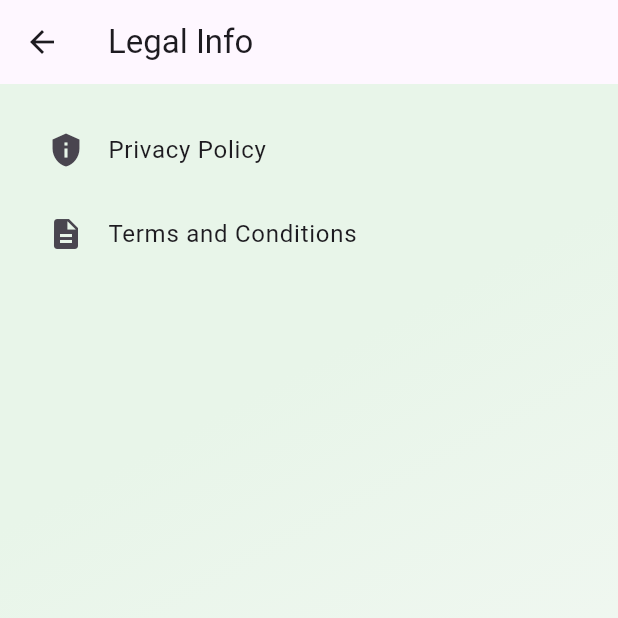
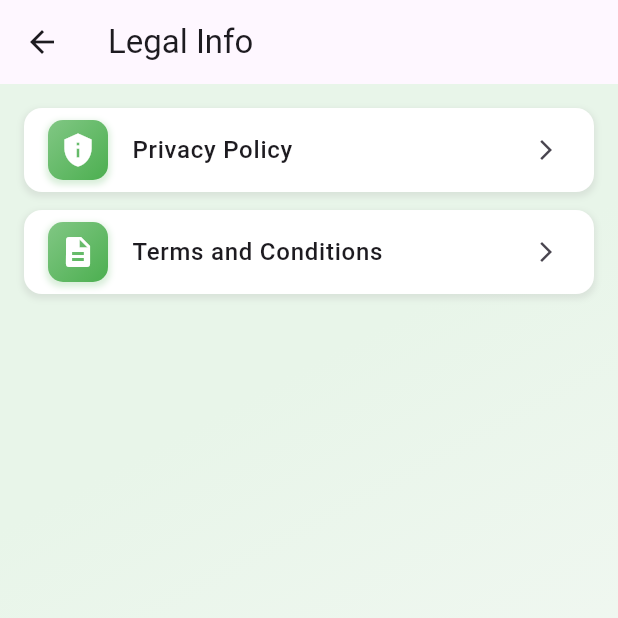
Before and after one commit to Ivan-6332/FreshtrackSL, a Flutter app: the LegalInfoScreen screen opened directly, on a phone screen of 412 x 824 dp, the top half of it. Run offline on Flutter 3.47's test engine with Material 3 defaults, Android fonts, the phone set to English and light mode, and no system bars; our stand-ins replace flutter_dotenv, flutter_secure_storage, shared_preferences, supabase_flutter; accounts and stored records are empty.

Commit message:
updated legal info tab

```diff
--- a/Frontend/lib/screens/settings/legal_info.dart
+++ b/Frontend/lib/screens/settings/legal_info.dart
@@ -13,35 +13,38 @@ class LegalInfoScreen extends StatelessWidget {
 
   @override
   Widget build(BuildContext context) {
-    // Added colors from ExploreTab
-    final Color _paleGreen = const Color(0xFFE8F5E9); // Background green
-    final Color _lightBg = const Color(0xFFFAFAFA); // Off-white background
+    // Colors
+    final Color paleGreen = const Color(0xFFE8F5E9); // Background green
+    final Color lightBg = const Color(0xFFFAFAFA); // Off-white background
 
     return Scaffold(
       appBar: AppBar(
         title: const Text('Legal Info'),
       ),
       body: Container(
-        // Added gradient background same as ExploreTab
         decoration: BoxDecoration(
           gradient: LinearGradient(
             begin: Alignment.topLeft,
             end: Alignment.bottomRight,
-            colors: [_paleGreen, _lightBg],
+            colors: [paleGreen, lightBg],
             stops: const [0.3, 1.0],
           ),
         ),
         child: ListView(
           padding: const EdgeInsets.all(16.0),
           children: [
-            ListTile(
-              leading: const Icon(Icons.privacy_tip),
-              title: const Text('Privacy Policy'),
+            _buildLegalItem(
+              context,
+              icon: Icons.privacy_tip,
+              title: 'Privacy Policy',
+              gradientColors: [Colors.green[300]!, Colors.green[500]!],
               onTap: () => _launchURL('https://your-privacy-policy-url.com'),
             ),
-            ListTile(
-              leading: const Icon(Icons.description),
-              title: const Text('Terms and Conditions'),
+            _buildLegalItem(
+              context,
+              icon: Icons.description,
+              title: 'Terms and Conditions',
+              gradientColors: [Colors.green[300]!, Colors.green[500]!],
               onTap: () => _launchURL('https://your-terms-url.com'),
             ),
           ],
@@ -49,4 +52,56 @@ class LegalInfoScreen extends StatelessWidget {
       ),
     );
   }
+
+  Widget _buildLegalItem(
+      BuildContext context, {
+        required IconData icon,
+        required String title,
+        required List<Color> gradientColors,
+        required VoidCallback onTap,
+      }) {
+    return Container(
+      margin: const EdgeInsets.only(bottom: 12),
+      decoration: BoxDecoration(
+        color: Colors.white,
+        borderRadius: BorderRadius.circular(12),
+        boxShadow: [
+          BoxShadow(
+            color: Colors.grey.withOpacity(0.2),
+            spreadRadius: 1,
+            blurRadius: 3,
+            offset: const Offset(0, 2),
+          ),
+        ],
+      ),
+      child: ListTile(
+        leading: Container(
+          padding: const EdgeInsets.all(8),
+          decoration: BoxDecoration(
+            gradient: LinearGradient(
+              begin: Alignment.topLeft,
+              end: Alignment.bottomRight,
+              colors: gradientColors,
+            ),
+            borderRadius: BorderRadius.circular(10),
+            boxShadow: [
+              BoxShadow(
+                color: gradientColors[0].withOpacity(0.3),
+                spreadRadius: 1,
+                blurRadius: 3,
+                offset: const Offset(0, 2),
+              ),
+            ],
+          ),
+          child: Icon(icon, color: Colors.white),
+        ),
+        title: Text(
+          title,
+          style: const TextStyle(fontWeight: FontWeight.w500),
+        ),
+        trailing: const Icon(Icons.arrow_forward_ios, size: 16),
+        onTap: onTap,
+      ),
+    );
+  }
 }
```
